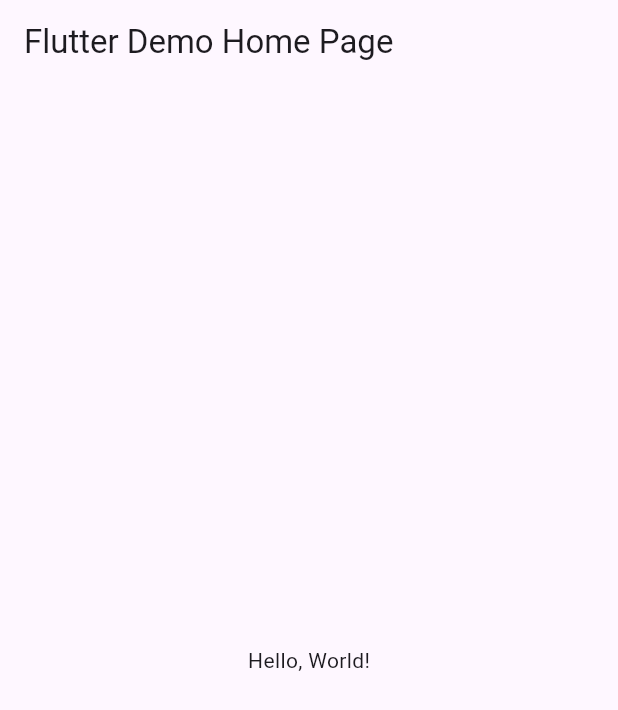
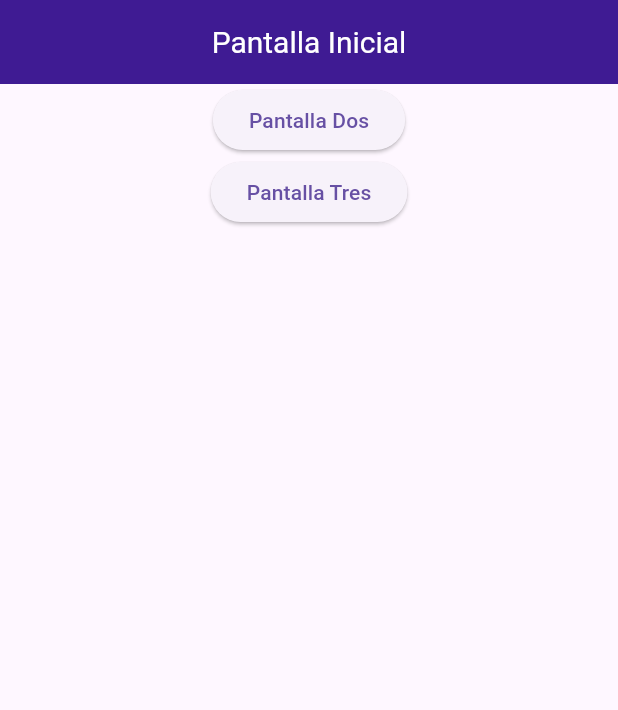
Before and after one commit to Leysi-Mejia-1078/Pantallas_6_I, a Flutter app: the screen it shows after launch, on a phone screen of 412 x 824 dp. Shown: the top 710 px of the screen. Run offline on Flutter 3.47's test engine with Material 3 defaults, Android fonts, the phone set to English and light mode, and no system bars.

Commit message:
ahora si

```diff
--- a/lib/main.dart
+++ b/lib/main.dart
@@ -1,43 +1,27 @@
 import 'package:flutter/material.dart';
+import 'package:mejiarutas/pagina_inicial.dart';
+import 'package:mejiarutas/pagina_dos.dart';
+import 'package:mejiarutas/pagina_tres.dart';
 
-void main() => runApp(MyApp());
+void main() => runApp(MisRutas());
 
-class MyApp extends StatelessWidget {
-  const MyApp({super.key});
-  // This widget is the root of your application.
+class MisRutas extends StatelessWidget {
+  const MisRutas({Key? key}) : super(key: key);
+
   @override
   Widget build(BuildContext context) {
     return MaterialApp(
-      // Application name
-      title: 'Flutter Hello World',
-      // Application theme data, you can set the colors for the application as
-      // you want
-      theme: ThemeData(
-        // useMaterial3: false,
-        primarySwatch: Colors.blue,
-      ),
-      // A widget which will be started on application startup
-      home: MyHomePage(title: 'Flutter Demo Home Page'),
+      debugShowCheckedModeBanner: false,
+      title: 'Rutas entre paginas',
+      initialRoute: '/',
+      routes: {
+        // When navigating to the "/" route, build the FirstScreen widget.
+        '/': (context) => const PantallaUno(),
+        // When navigating to the "/second" route, build the SecondScreen widget.
+        '/pantalla2': (context) => const PantallaDos(),
+
+        '/pantalla3': (context) => const PantallaTres(),
+      },
     );
   }
 }
-
-class MyHomePage extends StatelessWidget {
-  final String title;
-  const MyHomePage({super.key, required this.title});
-
-  @override
-  Widget build(BuildContext context) {
-    return Scaffold(
-      appBar: AppBar(
-        // The title text which will be shown on the action bar
-        title: Text(title),
-      ),
-      body: Center(
-        child: Text(
-          'Hello, World!',
-        ),
-      ),
-    );
-  }
-}
--- /dev/null
+++ b/lib/pagina_inicial.dart
@@ -0,0 +1,43 @@
+import 'package:flutter/material.dart';
+
+class PantallaUno extends StatelessWidget {
+  const PantallaUno({Key? key}) : super(key: key);
+
+  @override
+  Widget build(BuildContext context) {
+    return Scaffold(
+      appBar: AppBar(
+        backgroundColor: Color(0xff3f1b93), // Fondo morado
+        title: const Center(
+          child: Text(
+            'Pantalla Inicial',
+            style: TextStyle(
+              color: Color(0xffffffff), // Letra blanca
+              fontSize: 20.0, // Tamaño de la letra 20
+            ),
+          ),
+        ),
+      ),
+      body: Column(
+        children: [
+          Center(
+            child: ElevatedButton(
+              onPressed: () {
+                Navigator.pushNamed(context, '/pantalla2');
+              },
+              child: const Text('Pantalla Dos'),
+            ),
+          ),
+          Center(
+            child: ElevatedButton(
+              onPressed: () {
+                Navigator.pushNamed(context, '/pantalla3');
+              },
+              child: const Text('Pantalla Tres'),
+            ),
+          ),
+        ],
+      ),
+    );
+  }
+}
```
Also changed, not shown: lib/pagina_dos.dart (added, +31 -0 lines), lib/pagina_tres.dart (added, +31 -0 lines).
